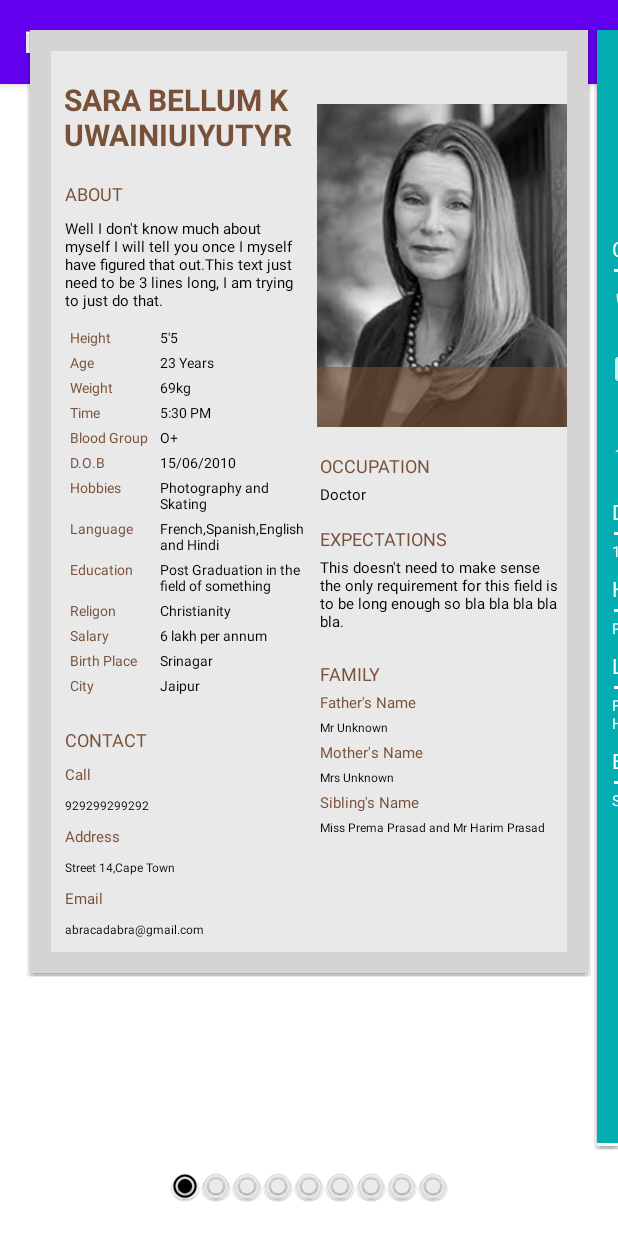
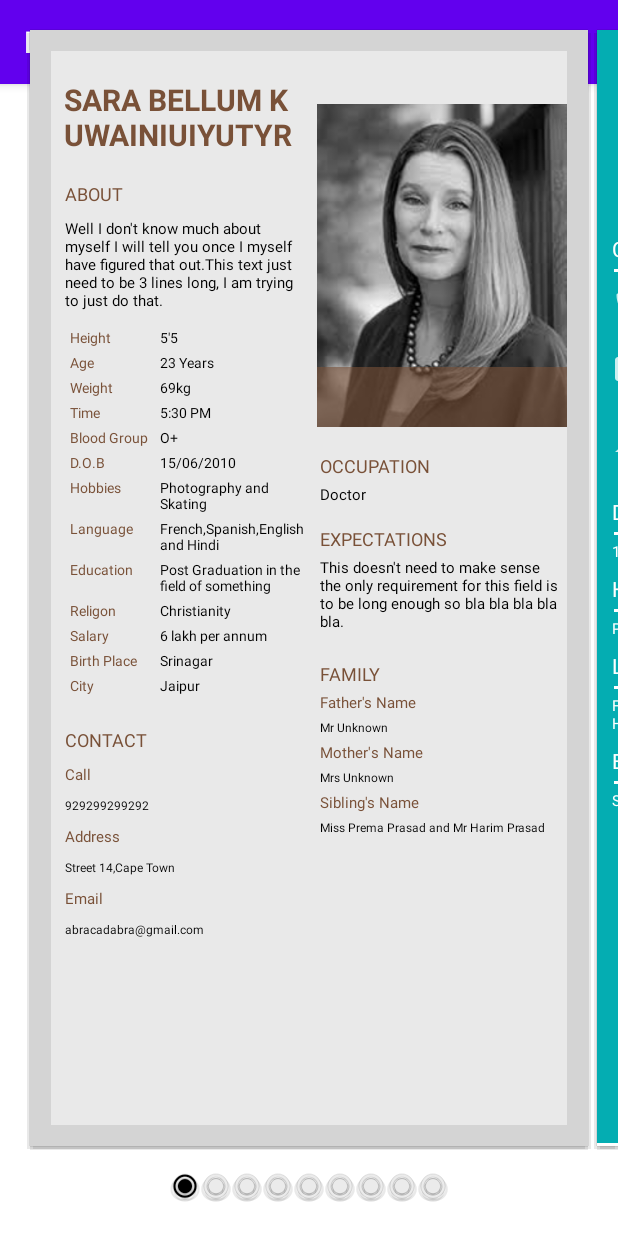
Before and after one commit to Ananya-Misra/Aplplication, an Android app: the screen it shows after launch (MainActivity), after a tap on "SHOW DIALOG", on a phone screen of 412 x 824 dp. Run offline under Robolectric (Android 15) with nearby library versions, the phone set to English and light mode, and no system bars.

Commit message:
layout modification

```diff
--- a/app/src/main/res/layout/biodata_of_woman.xml
+++ b/app/src/main/res/layout/biodata_of_woman.xml
@@ -1,6 +1,7 @@
 <ScrollView xmlns:android="http://schemas.android.com/apk/res/android"
     android:layout_width="wrap_content"
     android:fillViewport="true"
+    android:id="@+id/bioRootLayout"
     android:layout_height="match_parent">
 
 <RelativeLayout xmlns:app="http://schemas.android.com/apk/res-auto"
--- a/app/src/main/res/layout/bride_biodata.xml
+++ b/app/src/main/res/layout/bride_biodata.xml
@@ -2,6 +2,7 @@
 <ScrollView xmlns:android="http://schemas.android.com/apk/res/android"
     android:layout_width="match_parent"
     android:fillViewport="true"
+    android:id="@+id/bioRootLayout"
     android:layout_height="match_parent">
 
     <RelativeLayout xmlns:app="http://schemas.android.com/apk/res-auto"
--- a/app/src/main/res/layout/groom_biodata.xml
+++ b/app/src/main/res/layout/groom_biodata.xml
@@ -2,6 +2,7 @@
 <ScrollView xmlns:android="http://schemas.android.com/apk/res/android"
     android:layout_width="match_parent"
     android:layout_height="wrap_content"
+    android:id="@+id/bioRootLayout"
     android:fillViewport="true"
     android:padding="7dp">
 
--- a/app/src/main/res/layout/groom_profile.xml
+++ b/app/src/main/res/layout/groom_profile.xml
@@ -2,6 +2,7 @@
 <ScrollView xmlns:android="http://schemas.android.com/apk/res/android"
     android:layout_width="match_parent"
     android:layout_height="match_parent"
+    android:id="@+id/bioRootLayout"
     android:fillViewport="true"
     android:padding="7dp">
 
--- a/app/src/main/res/layout/profile.xml
+++ b/app/src/main/res/layout/profile.xml
@@ -2,6 +2,7 @@
 <ScrollView xmlns:android="http://schemas.android.com/apk/res/android"
     android:layout_width="wrap_content"
     android:fillViewport="true"
+    android:id="@+id/bioRootLayout"
     android:layout_height="match_parent">
 
     <RelativeLayout
--- a/app/src/main/res/layout/profile_of_man.xml
+++ b/app/src/main/res/layout/profile_of_man.xml
@@ -2,6 +2,7 @@
 <ScrollView xmlns:android="http://schemas.android.com/apk/res/android"
     android:layout_width="match_parent"
     android:layout_height="match_parent"
+    android:id="@+id/bioRootLayout"
     android:fillViewport="true">
 
     <RelativeLayout
--- a/app/src/main/res/layout/profile_of_woman.xml
+++ b/app/src/main/res/layout/profile_of_woman.xml
@@ -1,7 +1,9 @@
 <?xml version="1.0" encoding="utf-8"?>
 <ScrollView xmlns:android="http://schemas.android.com/apk/res/android"
     android:layout_width="wrap_content"
-    android:layout_height="wrap_content">
+    android:fillViewport="true"
+    android:id="@+id/bioRootLayout"
+    android:layout_height="match_parent">
 
     <LinearLayout xmlns:android="http://schemas.android.com/apk/res/android"
         android:id="@+id/llFirst"
--- a/app/src/main/res/layout/woman_biodata.xml
+++ b/app/src/main/res/layout/woman_biodata.xml
@@ -1,6 +1,7 @@
 <?xml version="1.0" encoding="utf-8"?>
 <ScrollView xmlns:android="http://schemas.android.com/apk/res/android"
     android:layout_width="match_parent"
+    android:id="@+id/bioRootLayout"
     android:layout_height="match_parent"
     android:fillViewport="true">
 
```
